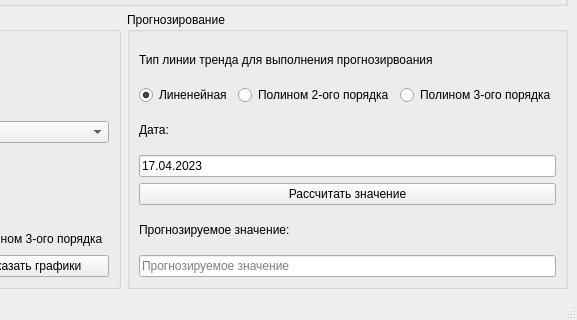
The window that interface.ui (SuusL/Forecasting) describes before a commit, drawn with Qt 5; both pictures show x 339 to 916 and y 280 to 600 of the 916 by 600 pixel window.
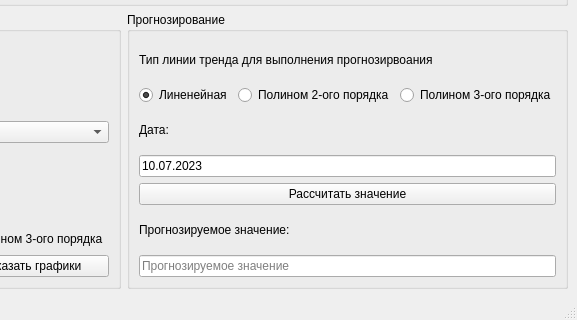
The same window after the commit.

What changed in the file:
```diff
--- a/interface.ui
+++ b/interface.ui
@@ -90,7 +90,7 @@
          <item row="3" column="0" colspan="3">
           <widget class="QLineEdit" name="lineEdit_3">
            <property name="text">
-            <string>17.04.2023</string>
+            <string>10.07.2023</string>
            </property>
            <property name="placeholderText">
             <string>Дата, на которую необходимо выполнить прогноз</string>
```
